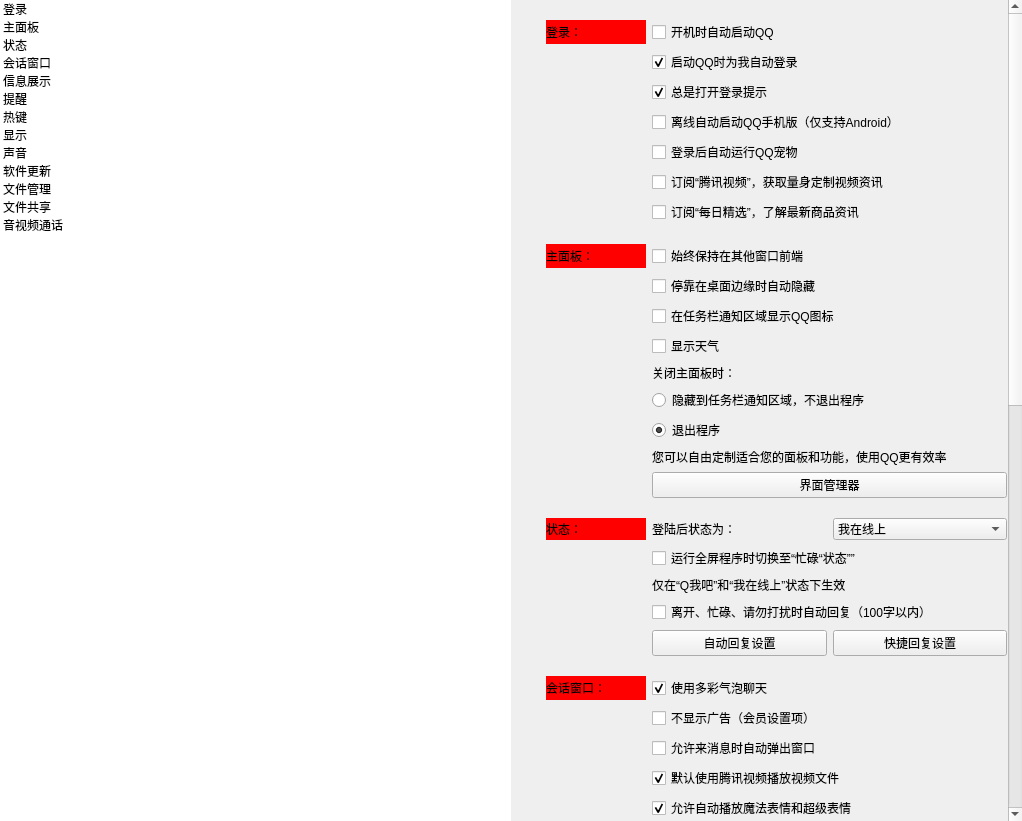
PyQt5/PyQt, file 仿QQ设置面板/setting.ui: the form before one commit.
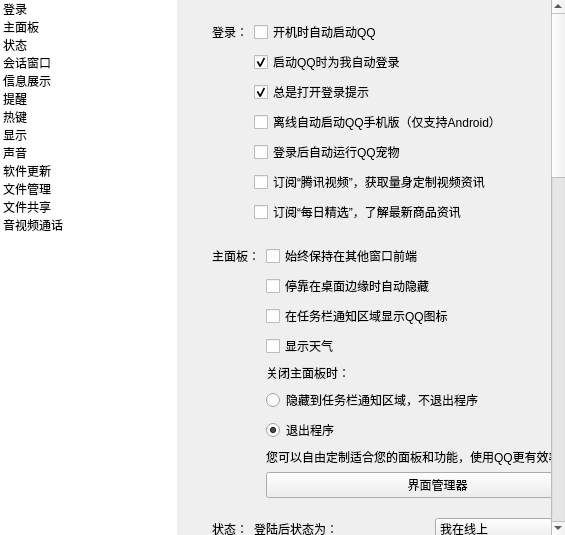
The form after the commit.

The edit to the form file:
```diff
--- a/仿QQ设置面板/setting.ui
+++ b/仿QQ设置面板/setting.ui
@@ -6,8 +6,8 @@
    <rect>
     <x>0</x>
     <y>0</y>
-    <width>1022</width>
-    <height>821</height>
+    <width>565</width>
+    <height>535</height>
    </rect>
   </property>
   <property name="windowTitle">
@@ -103,13 +103,6 @@
    </item>
    <item>
     <widget class="QScrollArea" name="scrollArea">
-     <property name="styleSheet">
-      <string notr="true">#titleLabel1,#titleLabel2,#titleLabel3,#titleLabel4,#titleLabel5,#titleLabel6,#titleLabel7,#titleLabel8 {
-    min-width: 100px;
-    max-width: 100px;
-    background-color: red;
-}</string>
-     </property>
      <property name="frameShape">
       <enum>QFrame::NoFrame</enum>
      </property>
@@ -123,7 +116,7 @@
       <property name="geometry">
        <rect>
         <x>0</x>
-        <y>-700</y>
+        <y>-60</y>
         <width>613</width>
         <height>1521</height>
        </rect>
```
